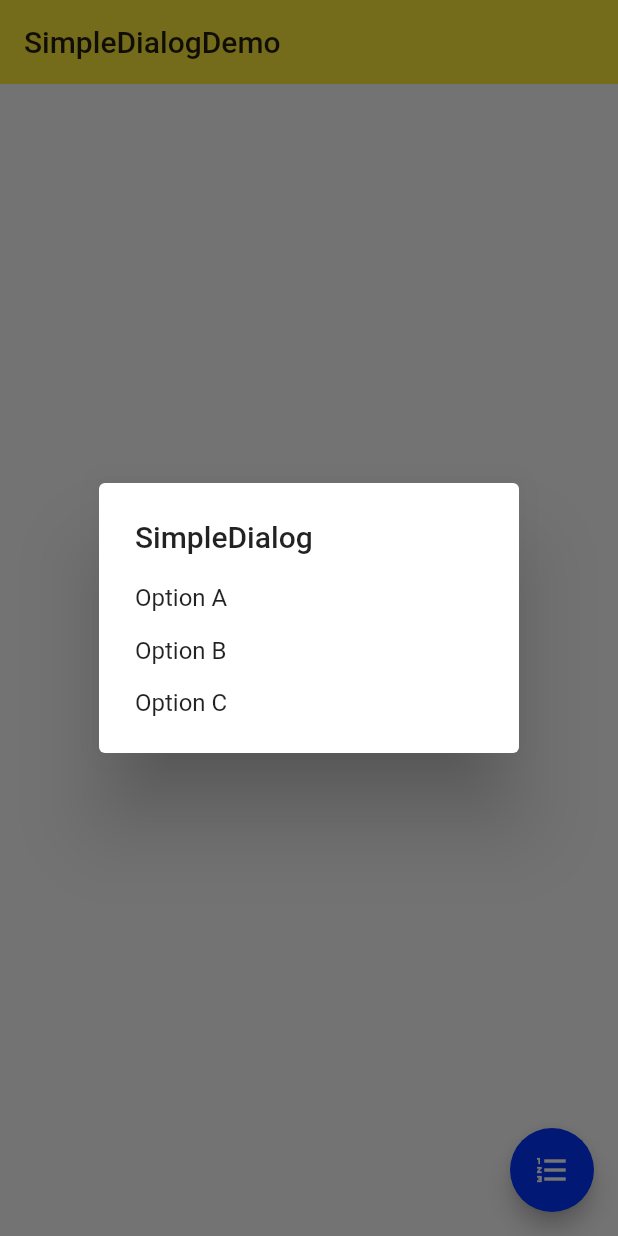
After one commit to lv823063712/flutter_apps, a Flutter app: the SimpleDialogDemo screen opened directly, after a tap on the "format list numbered" icon, on a phone screen of 412 x 824 dp. The commit adds this screen. Run offline on Flutter 3.47's test engine with Material 2 defaults, Android fonts, the phone set to English and light mode, and no system bars.

Commit message:
SimpleDialogDemo获取选项值之类的进行使用

```diff
--- a/lib/demo/MaterialComponents.dart
+++ b/lib/demo/MaterialComponents.dart
@@ -2,6 +2,7 @@ import 'package:flutter/material.dart';
 import 'package:flutter_apps/demo/FormDemo.dart';
 import 'package:flutter_apps/demo/PopupMenuButtonDemo.dart';
 import 'package:flutter_apps/demo/RadioDemo.dart';
+import 'package:flutter_apps/demo/SimpleDialogDemo.dart';
 import 'package:flutter_apps/demo/SliderDemo.dart';
 import 'package:flutter_apps/demo/SwitchDemo.dart';
 
@@ -20,6 +21,7 @@ class MaterialComponents extends StatelessWidget {
       ),
       body: ListView(
         children: <Widget>[
+          ListItem(title: 'SimpleDialog', page: SimpleDialogDemo()),
           ListItem(title: 'DataTime', page: DataTimeDemo()),
           ListItem(title: 'SliderValue', page: SliderDemo()),
           ListItem(title: 'SwitchDemo', page: SwitchDemo()),
--- /dev/null
+++ b/lib/demo/SimpleDialogDemo.dart
@@ -0,0 +1,96 @@
+import 'package:flutter/material.dart';
+import 'dart:async';
+
+class SimpleDialogDemo extends StatefulWidget {
+  @override
+  _SimpleDialogDemoState createState() => _SimpleDialogDemoState();
+}
+
+enum Option { A, B, C }
+
+class _SimpleDialogDemoState extends State<SimpleDialogDemo> {
+  String _choice = 'Nothing';
+
+  //这里添加async应该是因为页面绑定弹窗的问题
+  Future _openSimpleDialog() async {
+    final option = await showDialog(
+      context: context,
+      builder: (BuildContext context) {
+        return SimpleDialog(
+          title: Text('SimpleDialog'),
+          children: <Widget>[
+            SimpleDialogOption(
+              child: Text("Option A"),
+              onPressed: () {
+                Navigator.pop(context, Option.A);
+              },
+            ),
+            SimpleDialogOption(
+              child: Text("Option B"),
+              onPressed: () {
+                Navigator.pop(context, Option.B);
+              },
+            ),
+            SimpleDialogOption(
+              child: Text("Option C"),
+              onPressed: () {
+                Navigator.pop(context, Option.C);
+              },
+            ),
+          ],
+        );
+      },
+    );
+    switch(option){
+      case Option.A:{
+        setState(() {
+          _choice =  'A';
+        });
+        break;
+
+      }
+      case Option.B:{
+        setState(() {
+          _choice =  'B';
+        });
+        break;
+      }
+      case Option.C:{
+        setState(() {
+          _choice =  'C';
+        });
+        break;
+      }
+
+
+    }
+  }
+
+  @override
+  Widget build(BuildContext context) {
+    return Scaffold(
+      appBar: AppBar(
+        title: Text('SimpleDialogDemo'),
+        elevation: 0.0,
+      ),
+      body: Container(
+        padding: EdgeInsets.all(8.0), //设定一个全局填充
+        child: Column(
+          //设定一个线性布局
+          mainAxisAlignment: MainAxisAlignment.center, //让部件垂直居中
+          children: <Widget>[
+            Text('You choice is : $_choice'),
+            Row(
+              mainAxisAlignment: MainAxisAlignment.center, //设定部件水平居中
+              children: <Widget>[],
+            ),
+          ],
+        ),
+      ),
+      floatingActionButton: FloatingActionButton(
+        child: Icon(Icons.format_list_numbered),
+        onPressed: _openSimpleDialog,
+      ),
+    );
+  }
+}
```
